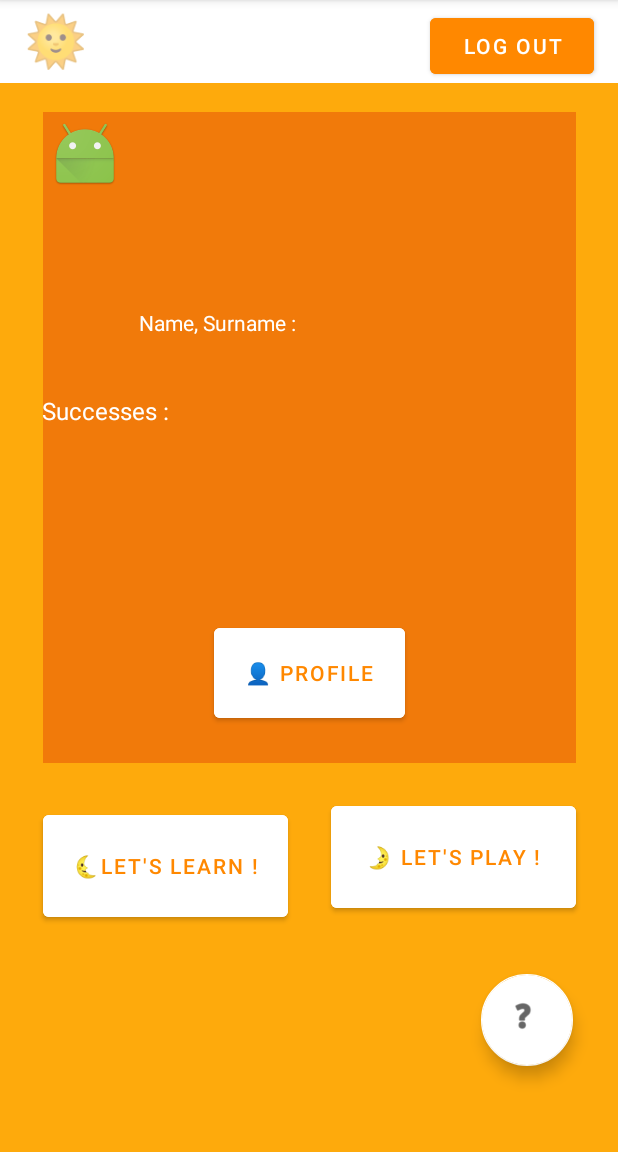
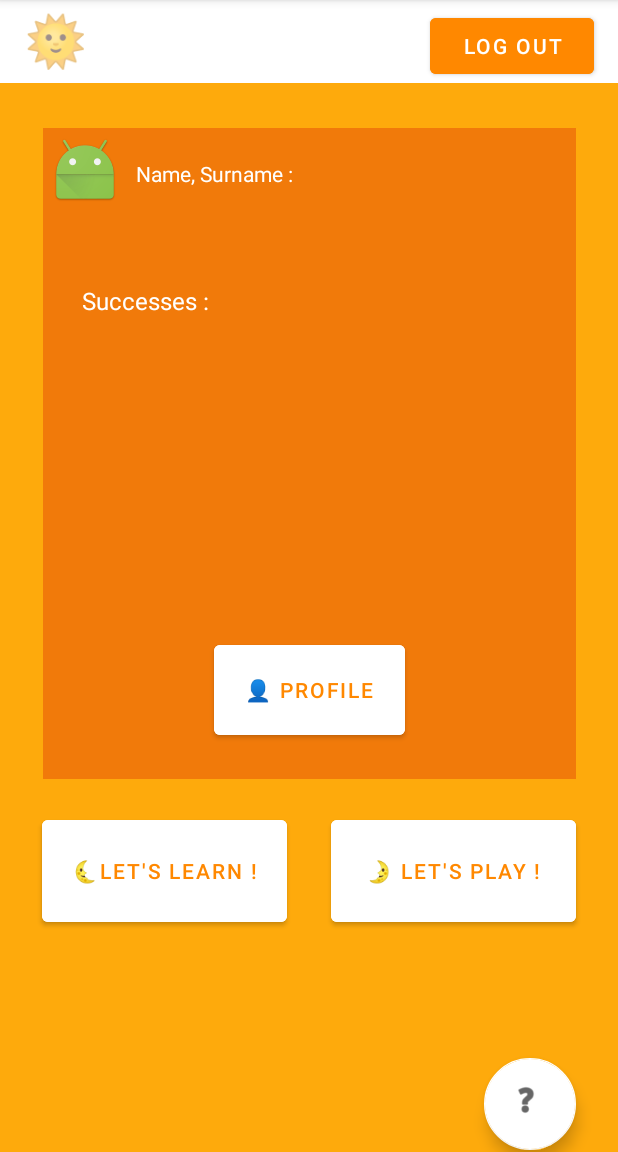
Before and after one commit to senturkkburak/AndroidProject, an Android app: the home screen opened directly, with no data from a screen before it, on a phone screen of 412 x 824 dp, the part 84-1236 px from its top. Run offline under Robolectric (Android 15) with nearby library versions, the light colour scheme and no system bars; our stand-ins replace Firebase (no records; nobody signed in at launch, a user with empty details on screens opened directly).

Commit message:
constraint denemesi

```diff
--- a/app/src/main/java/com/example/androidproject/home.java
+++ b/app/src/main/java/com/example/androidproject/home.java
@@ -63,7 +63,7 @@ public class home extends AppCompatActivity {
 
                 if (userProfile != null){
                     String fullName = userProfile.fullname;
-                    greetingTextView.setText("Welcome "+fullName);
+                    greetingTextView.setText("Welcome, "+fullName);
 
                 }
             }
--- a/app/src/main/res/layout/activity_digits.xml
+++ b/app/src/main/res/layout/activity_digits.xml
@@ -124,7 +124,7 @@
         tools:ignore="TouchTargetSizeCheck" />
 
     <Button
-        android:id="@+id/sound"
+        android:id="@+id/digitSoundButton"
         android:layout_width="100dp"
         android:layout_height="86dp"
         android:text="🔊"
--- a/app/src/main/res/layout/activity_home.xml
+++ b/app/src/main/res/layout/activity_home.xml
@@ -16,7 +16,7 @@
         android:theme="?attr/actionBarTheme"
         app:layout_constraintBottom_toBottomOf="parent"
         app:layout_constraintEnd_toEndOf="parent"
-        app:layout_constraintHorizontal_bias="0.0"
+        app:layout_constraintHorizontal_bias="0.666"
         app:layout_constraintStart_toStartOf="parent"
         app:layout_constraintTop_toTopOf="parent"
         app:layout_constraintVertical_bias="0.0" />
@@ -48,47 +48,51 @@
         app:layout_constraintTop_toTopOf="parent"
         app:layout_constraintVertical_bias="0.008" />
 
+
     <Button
         android:id="@+id/learn"
         android:layout_width="163dp"
         android:layout_height="80dp"
-        android:layout_marginBottom="84dp"
+        android:layout_marginTop="21dp"
         android:backgroundTint="@android:color/white"
         android:text="🌜Let's Learn !"
         android:textColor="@android:color/holo_orange_dark"
         app:layout_constraintBottom_toBottomOf="parent"
         app:layout_constraintEnd_toStartOf="@+id/button13"
+        app:layout_constraintHorizontal_bias="0.491"
         app:layout_constraintStart_toStartOf="parent"
         app:layout_constraintTop_toBottomOf="@+id/toolbar2"
-        app:layout_constraintVertical_bias="0.3" />
-
+        app:layout_constraintVertical_bias="0.0" />
 
     <Button
         android:id="@+id/button13"
         android:layout_width="163dp"
         android:layout_height="80dp"
+        android:layout_marginTop="21dp"
+        android:layout_marginEnd="28dp"
         android:backgroundTint="@android:color/white"
         android:text="🌛 Let's Play !"
         android:textColor="@android:color/holo_orange_dark"
         app:layout_constraintBottom_toBottomOf="parent"
         app:layout_constraintEnd_toEndOf="parent"
-        app:layout_constraintHorizontal_bias="0.887"
-        app:layout_constraintStart_toStartOf="parent"
         app:layout_constraintTop_toBottomOf="@+id/toolbar2"
-        app:layout_constraintVertical_bias="0.125" />
+        app:layout_constraintVertical_bias="0.0" />
 
     <Button
         android:id="@+id/button"
         android:layout_width="127dp"
         android:layout_height="72dp"
+        android:layout_marginStart="114dp"
+        android:layout_marginEnd="114dp"
         android:backgroundTint="@android:color/white"
         android:text="👤 Profile"
         android:textColor="@android:color/holo_orange_dark"
         app:layout_constraintBottom_toBottomOf="@+id/toolbar2"
-        app:layout_constraintEnd_toEndOf="parent"
-        app:layout_constraintStart_toStartOf="parent"
+        app:layout_constraintEnd_toEndOf="@+id/toolbar2"
+        app:layout_constraintHorizontal_bias="0.0"
+        app:layout_constraintStart_toStartOf="@+id/toolbar2"
         app:layout_constraintTop_toTopOf="@+id/toolbar2"
-        app:layout_constraintVertical_bias="0.933" />
+        app:layout_constraintVertical_bias="0.936" />
 
     <androidx.appcompat.widget.Toolbar
         android:id="@+id/toolbar2"
@@ -101,7 +105,7 @@
         app:layout_constraintEnd_toEndOf="parent"
         app:layout_constraintStart_toStartOf="parent"
         app:layout_constraintTop_toBottomOf="@+id/toolbar"
-        app:layout_constraintVertical_bias="0.07"
+        app:layout_constraintVertical_bias="0.107"
         app:navigationIcon="@android:mipmap/sym_def_app_icon"
         app:popupTheme="@style/Base.CardView" />
 
@@ -109,29 +113,32 @@
         android:id="@+id/textView4"
         android:layout_width="228dp"
         android:layout_height="31dp"
+        android:layout_marginStart="62dp"
+        android:layout_marginEnd="65dp"
         android:text="Name, Surname :"
         android:textColor="@color/white"
-        app:layout_constraintBottom_toBottomOf="@+id/toolbar2"
+        app:layout_constraintBottom_toTopOf="@+id/button"
         app:layout_constraintEnd_toEndOf="@+id/toolbar2"
-        app:layout_constraintHorizontal_bias="0.503"
+        app:layout_constraintHorizontal_bias="1.0"
         app:layout_constraintStart_toStartOf="@+id/toolbar2"
         app:layout_constraintTop_toTopOf="@+id/toolbar2"
-        app:layout_constraintVertical_bias="0.325" />
+        app:layout_constraintVertical_bias="0.068" />
 
     <TextView
         android:id="@+id/textView7"
         android:layout_width="wrap_content"
         android:layout_height="wrap_content"
-        android:layout_marginEnd="267dp"
+        android:layout_marginStart="26dp"
+        android:layout_marginTop="52dp"
+        android:layout_marginEnd="241dp"
+        android:layout_marginBottom="308dp"
         android:text="Successes : "
         android:textColor="@color/white"
         android:textSize="16sp"
         app:layout_constraintBottom_toBottomOf="@+id/toolbar2"
         app:layout_constraintEnd_toEndOf="@+id/toolbar2"
-        app:layout_constraintHorizontal_bias="1.0"
         app:layout_constraintStart_toStartOf="@+id/toolbar2"
-        app:layout_constraintTop_toTopOf="@+id/toolbar2"
-        app:layout_constraintVertical_bias="0.456"
+        app:layout_constraintTop_toBottomOf="@+id/textView4"
         tools:ignore="MissingConstraints" />
 
     <com.google.android.material.floatingactionbutton.FloatingActionButton
@@ -143,10 +150,10 @@
         app:backgroundTint="@color/white"
         app:layout_constraintBottom_toBottomOf="parent"
         app:layout_constraintEnd_toEndOf="parent"
-        app:layout_constraintHorizontal_bias="0.914"
+        app:layout_constraintHorizontal_bias="0.92"
         app:layout_constraintStart_toStartOf="parent"
-        app:layout_constraintTop_toBottomOf="@+id/button13"
-        app:layout_constraintVertical_bias="0.4"
+        app:layout_constraintTop_toTopOf="parent"
+        app:layout_constraintVertical_bias="0.998"
         app:rippleColor="@color/design_default_color_error"
         app:srcCompat="@android:drawable/ic_menu_help"
         tools:ignore="SpeakableTextPresentCheck,SpeakableTextPresentCheck" />
--- a/app/src/main/res/layout/activity_learn.xml
+++ b/app/src/main/res/layout/activity_learn.xml
@@ -11,7 +11,6 @@
         android:id="@+id/toolbar3"
         android:layout_width="377dp"
         android:layout_height="648dp"
-        android:layout_marginBottom="16dp"
         android:background="?android:attr/colorMultiSelectHighlight"
         android:minHeight="?attr/actionBarSize"
         android:theme="?attr/actionBarTheme"
@@ -20,7 +19,7 @@
         app:layout_constraintHorizontal_bias="0.47"
         app:layout_constraintStart_toStartOf="parent"
         app:layout_constraintTop_toBottomOf="@+id/toolbar"
-        app:layout_constraintVertical_bias="1.0"
+        app:layout_constraintVertical_bias="0.903"
         app:navigationIcon="?attr/actionModeCloseDrawable"
         app:popupTheme="@style/Base.CardView" />
 
@@ -369,5 +368,4 @@
         app:layout_constraintVertical_bias="0.053" />
 
 
-
 </androidx.constraintlayout.widget.ConstraintLayout>
```
Also changed, not shown: app/src/main/java/com/example/androidproject/digits.java (+10 -0 lines), app/src/main/res/layout/activity_clocks_one.xml (+14 -9 lines).
